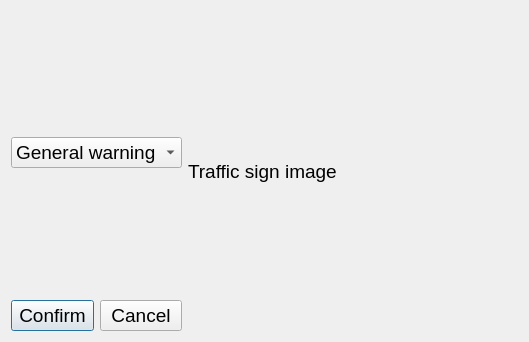
Qt form TrafficSignCode/AdminApp/GUI/SetWarningDialog/SetWarningDialog.ui (IliyanAntov/TrafficSign) before a commit.
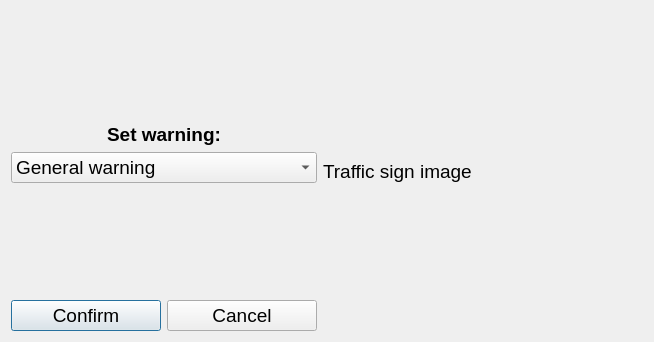
The same form after that commit.

Commit message: Working warning signs

The edit to the form file:
```diff
--- a/TrafficSignCode/AdminApp/GUI/SetWarningDialog/SetWarningDialog.ui
+++ b/TrafficSignCode/AdminApp/GUI/SetWarningDialog/SetWarningDialog.ui
@@ -6,7 +6,7 @@
    <rect>
     <x>0</x>
     <y>0</y>
-    <width>560</width>
+    <width>656</width>
     <height>340</height>
    </rect>
   </property>
@@ -46,6 +46,22 @@
          </property>
         </spacer>
        </item>
+       <item>
+        <widget class="QLabel" name="label">
+         <property name="font">
+          <font>
+           <weight>75</weight>
+           <bold>true</bold>
+          </font>
+         </property>
+         <property name="text">
+          <string>Set warning:</string>
+         </property>
+         <property name="alignment">
+          <set>Qt::AlignCenter</set>
+         </property>
+        </widget>
+       </item>
        <item>
         <widget class="QComboBox" name="SelectionBox">
          <item>
@@ -96,14 +112,32 @@
        <item>
         <layout class="QHBoxLayout" name="horizontalLayout_2">
          <item>
-          <widget class="QPushButton" name="ConfirmButton_2">
+          <widget class="QPushButton" name="ConfirmButton">
+           <property name="minimumSize">
+            <size>
+             <width>150</width>
+             <height>0</height>
+            </size>
+           </property>
            <property name="text">
             <string>Confirm</string>
            </property>
           </widget>
          </item>
          <item>
-          <widget class="QPushButton" name="CancelButton_2">
+          <widget class="QPushButton" name="CancelButton">
+           <property name="minimumSize">
+            <size>
+             <width>150</width>
+             <height>0</height>
+            </size>
+           </property>
+           <property name="maximumSize">
+            <size>
+             <width>320</width>
+             <height>16777215</height>
+            </size>
+           </property>
            <property name="text">
             <string>Cancel</string>
            </property>
@@ -123,13 +157,13 @@
        </property>
        <property name="minimumSize">
         <size>
-         <width>330</width>
+         <width>320</width>
          <height>320</height>
         </size>
        </property>
        <property name="maximumSize">
         <size>
-         <width>330</width>
+         <width>320</width>
          <height>320</height>
         </size>
        </property>
@@ -137,7 +171,7 @@
         <string>Traffic sign image</string>
        </property>
        <property name="margin">
-        <number>10</number>
+        <number>0</number>
        </property>
       </widget>
      </item>
```
The commit also changes 16 other files.
